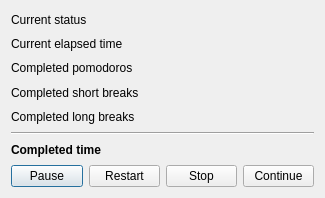
Before: the Qt Designer form PomodoroStatistics.ui in FelixdelasPozas/pomodorotimelapse, drawn with Qt 5.
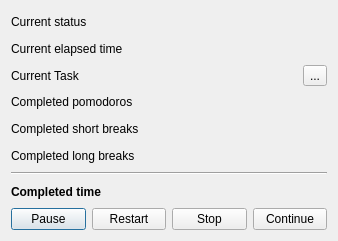
After: the same form once the commit is applied. Icons and pictures are not drawn.

Commit message: Tasks and change task dialog. Initial work on VP8 stream encoding.

```diff
--- a/PomodoroStatistics.ui
+++ b/PomodoroStatistics.ui
@@ -6,8 +6,8 @@
    <rect>
     <x>0</x>
     <y>0</y>
-    <width>325</width>
-    <height>198</height>
+    <width>338</width>
+    <height>241</height>
    </rect>
   </property>
   <property name="sizePolicy">
@@ -18,14 +18,14 @@
   </property>
   <property name="minimumSize">
    <size>
-    <width>325</width>
-    <height>198</height>
+    <width>338</width>
+    <height>241</height>
    </size>
   </property>
   <property name="maximumSize">
    <size>
     <width>338</width>
-    <height>198</height>
+    <height>241</height>
    </size>
   </property>
   <property name="windowTitle">
@@ -34,7 +34,7 @@
   <property name="modal">
    <bool>false</bool>
   </property>
-  <layout class="QVBoxLayout" name="verticalLayout_2" stretch="0,0,0,0,0,0,0,0">
+  <layout class="QVBoxLayout" name="verticalLayout_2" stretch="0,0,0,0,0,0,0,0,0">
    <item>
     <layout class="QHBoxLayout" name="horizontalLayout_7">
      <property name="topMargin">
@@ -83,6 +83,47 @@
      </item>
     </layout>
    </item>
+   <item>
+    <layout class="QHBoxLayout" name="horizontalLayout_8" stretch="0,0,0">
+     <item>
+      <widget class="QLabel" name="label_6">
+       <property name="text">
+        <string>Current Task</string>
+       </property>
+      </widget>
+     </item>
+     <item>
+      <widget class="QLabel" name="m_taskName">
+       <property name="text">
+        <string/>
+       </property>
+       <property name="alignment">
+        <set>Qt::AlignRight|Qt::AlignTrailing|Qt::AlignVCenter</set>
+       </property>
+      </widget>
+     </item>
+     <item>
+      <widget class="QToolButton" name="m_taskButton">
+       <property name="minimumSize">
+        <size>
+         <width>20</width>
+         <height>20</height>
+        </size>
+       </property>
+       <property name="toolTip">
+        <string>Modify current task</string>
+       </property>
+       <property name="text">
+        <string>...</string>
+       </property>
+       <property name="icon">
+        <iconset resource="rsc/resources.qrc">
+         <normaloff>:/DesktopCapture/pen.png</normaloff>:/DesktopCapture/pen.png</iconset>
+       </property>
+      </widget>
+     </item>
+    </layout>
+   </item>
    <item>
     <layout class="QHBoxLayout" name="horizontalLayout_5">
      <item>
```
Left out of the diff: 4 changed lines with no effect on the pictures. The commit also changes 11 other files.
